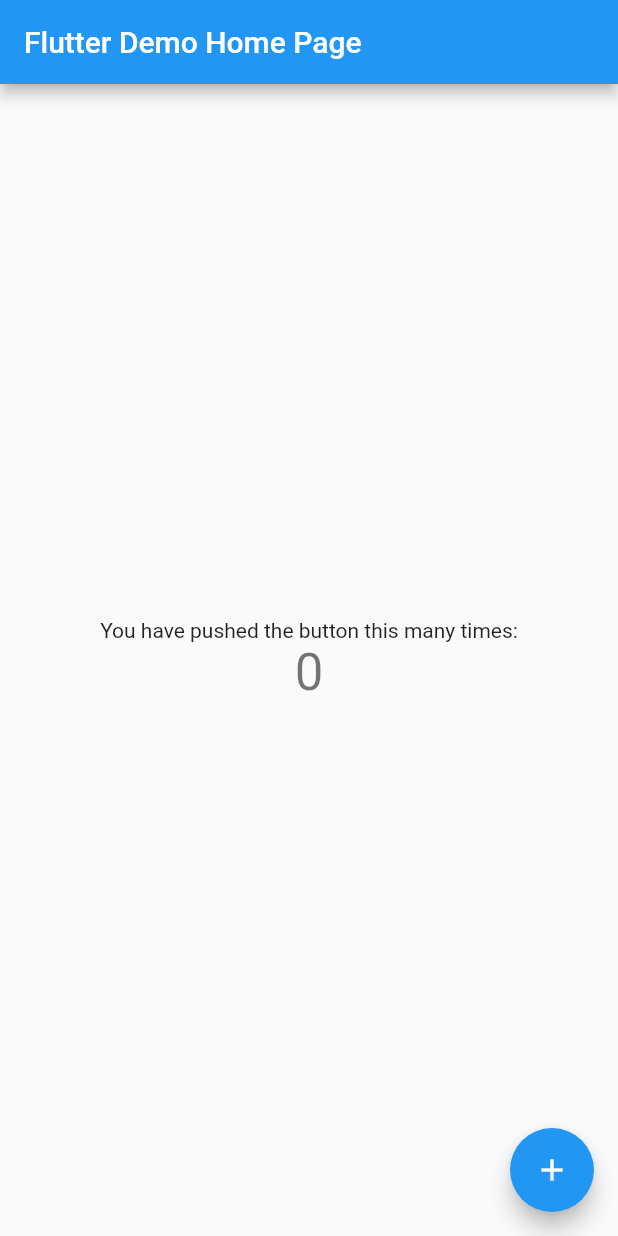
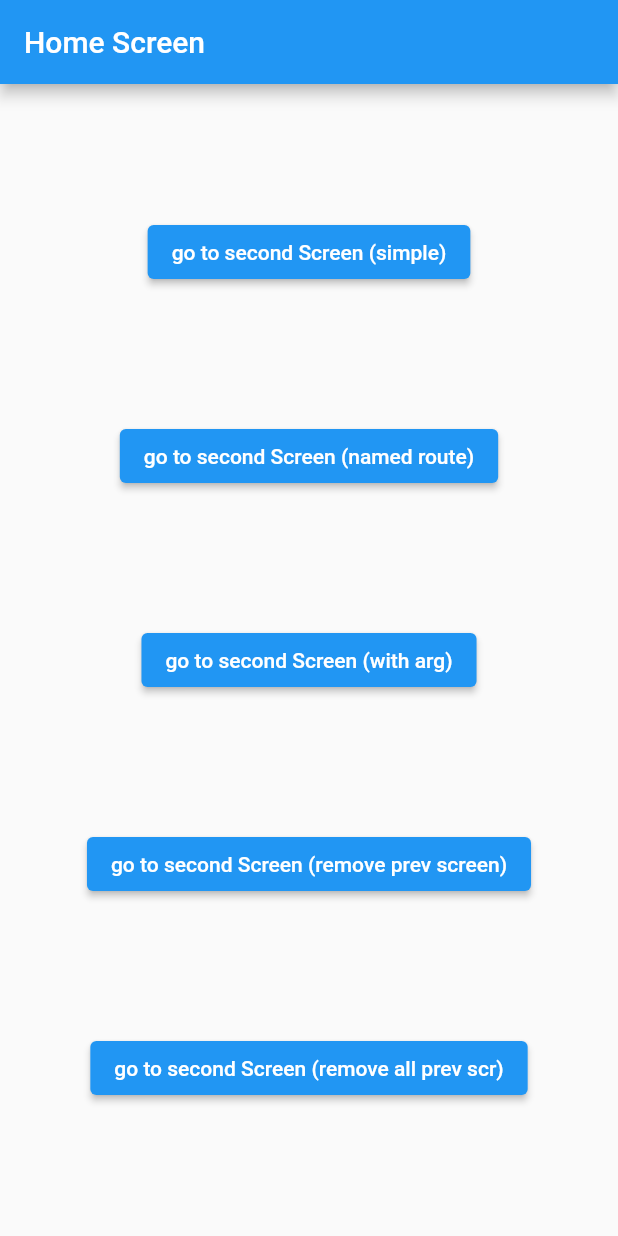
Before and after one commit to Krupal01/get_x, a Flutter app: the screen it shows after launch, on a phone screen of 412 x 824 dp. Run offline on Flutter 3.47's test engine with Material 2 defaults, Android fonts, the phone set to English and light mode, and no system bars; our stand-ins replace get.

Commit message:
GETX route management

```diff
--- /dev/null
+++ b/lib/home_scr.dart
@@ -0,0 +1,49 @@
+import 'package:flutter/material.dart';
+import 'package:get/get.dart';
+import 'package:get_x/second_scr.dart';
+
+class HomeScr extends StatelessWidget {
+  static const route = "/home";
+  const HomeScr({Key? key}) : super(key: key);
+
+  @override
+  Widget build(BuildContext context) {
+    return Scaffold(
+      appBar: AppBar(
+        title: const Text("Home Screen"),
+      ),
+      body: SizedBox(
+        width: double.infinity,
+        height: double.infinity,
+        child: Column(
+          mainAxisAlignment: MainAxisAlignment.spaceEvenly,
+          crossAxisAlignment: CrossAxisAlignment.center,
+          children: [
+            ElevatedButton(
+              onPressed: () => Get.to(const SecondScr()),
+              child: const Text("go to second Screen (simple)"),
+            ),
+            ElevatedButton(
+              onPressed: () => Get.toNamed(SecondScr.route),
+              child: const Text("go to second Screen (named route)"),
+            ),
+            ElevatedButton(
+              onPressed: () => Get.toNamed(SecondScr.route, arguments: [
+                {SecondScr.nameKey: "Krupal"}
+              ]),
+              child: const Text("go to second Screen (with arg)"),
+            ),
+            ElevatedButton(
+              onPressed: () => Get.offNamed(SecondScr.route),
+              child: const Text("go to second Screen (remove prev screen)"),
+            ),
+            ElevatedButton(
+              onPressed: () => Get.offAllNamed(SecondScr.route),
+              child: const Text("go to second Screen (remove all prev scr)"),
+            ),
+          ],
+        ),
+      ),
+    );
+  }
+}
--- a/lib/main.dart
+++ b/lib/main.dart
@@ -1,4 +1,8 @@
 import 'package:flutter/material.dart';
+import 'package:get/get_navigation/get_navigation.dart';
+import 'package:get_x/home_scr.dart';
+import 'package:get_x/second_scr.dart';
+import 'package:get_x/third_scr.dart';
 
 void main() {
   runApp(const MyApp());
@@ -7,109 +11,19 @@ void main() {
 class MyApp extends StatelessWidget {
   const MyApp({Key? key}) : super(key: key);
 
-  // This widget is the root of your application.
   @override
   Widget build(BuildContext context) {
-    return MaterialApp(
+    return GetMaterialApp(
       title: 'Flutter Demo',
       theme: ThemeData(
-        // This is the theme of your application.
-        //
-        // Try running your application with "flutter run". You'll see the
-        // application has a blue toolbar. Then, without quitting the app, try
-        // changing the primarySwatch below to Colors.green and then invoke
-        // "hot reload" (press "r" in the console where you ran "flutter run",
-        // or simply save your changes to "hot reload" in a Flutter IDE).
-        // Notice that the counter didn't reset back to zero; the application
-        // is not restarted.
         primarySwatch: Colors.blue,
       ),
-      home: const MyHomePage(title: 'Flutter Demo Home Page'),
+      initialRoute: HomeScr.route,
+      getPages: [
+        GetPage(name: HomeScr.route, page: ()=> const HomeScr()),
+        GetPage(name: SecondScr.route, page: ()=> const SecondScr()),
+        GetPage(name: ThirdScr.route, page: ()=> const ThirdScr()),
+      ],
     );
   }
 }
-
-class MyHomePage extends StatefulWidget {
-  const MyHomePage({Key? key, required this.title}) : super(key: key);
-
-  // This widget is the home page of your application. It is stateful, meaning
-  // that it has a State object (defined below) that contains fields that affect
-  // how it looks.
-
-  // This class is the configuration for the state. It holds the values (in this
-  // case the title) provided by the parent (in this case the App widget) and
-  // used by the build method of the State. Fields in a Widget subclass are
-  // always marked "final".
-
-  final String title;
-
-  @override
-  State<MyHomePage> createState() => _MyHomePageState();
-}
-
-class _MyHomePageState extends State<MyHomePage> {
-  int _counter = 0;
-
-  void _incrementCounter() {
-    setState(() {
-      // This call to setState tells the Flutter framework that something has
-      // changed in this State, which causes it to rerun the build method below
-      // so that the display can reflect the updated values. If we changed
-      // _counter without calling setState(), then the build method would not be
-      // called again, and so nothing would appear to happen.
-      _counter++;
-    });
-  }
-
-  @override
-  Widget build(BuildContext context) {
-    // This method is rerun every time setState is called, for instance as done
-    // by the _incrementCounter method above.
-    //
-    // The Flutter framework has been optimized to make rerunning build methods
-    // fast, so that you can just rebuild anything that needs updating rather
-    // than having to individually change instances of widgets.
-    return Scaffold(
-      appBar: AppBar(
-        // Here we take the value from the MyHomePage object that was created by
-        // the App.build method, and use it to set our appbar title.
-        title: Text(widget.title),
-      ),
-      body: Center(
-        // Center is a layout widget. It takes a single child and positions it
-        // in the middle of the parent.
-        child: Column(
-          // Column is also a layout widget. It takes a list of children and
-          // arranges them vertically. By default, it sizes itself to fit its
-          // children horizontally, and tries to be as tall as its parent.
-          //
-          // Invoke "debug painting" (press "p" in the console, choose the
-          // "Toggle Debug Paint" action from the Flutter Inspector in Android
-          // Studio, or the "Toggle Debug Paint" command in Visual Studio Code)
-          // to see the wireframe for each widget.
-          //
-          // Column has various properties to control how it sizes itself and
-          // how it positions its children. Here we use mainAxisAlignment to
-          // center the children vertically; the main axis here is the vertical
-          // axis because Columns are vertical (the cross axis would be
-          // horizontal).
-          mainAxisAlignment: MainAxisAlignment.center,
-          children: <Widget>[
-            const Text(
-              'You have pushed the button this many times:',
-            ),
-            Text(
-              '$_counter',
-              style: Theme.of(context).textTheme.headline4,
-            ),
-          ],
-        ),
-      ),
-      floatingActionButton: FloatingActionButton(
-        onPressed: _incrementCounter,
-        tooltip: 'Increment',
-        child: const Icon(Icons.add),
-      ), // This trailing comma makes auto-formatting nicer for build methods.
-    );
-  }
-}
--- a/pubspec.yaml
+++ b/pubspec.yaml
@@ -29,6 +29,7 @@ environment:
 dependencies:
   flutter:
     sdk: flutter
+  get: ^4.6.5
 
 
   # The following adds the Cupertino Icons font to your application.
```
Also changed, not shown: lib/second_scr.dart (added, +28 -0 lines), lib/third_scr.dart (added, +16 -0 lines), pubspec.lock (added), 3 other files.
